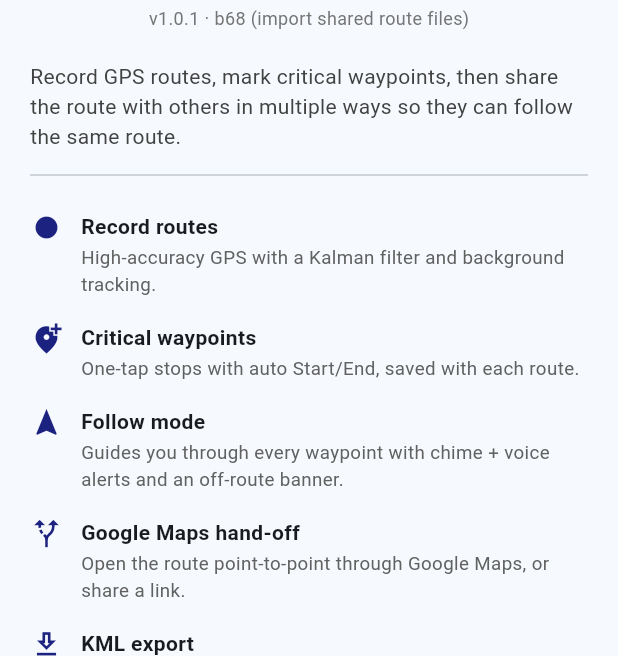
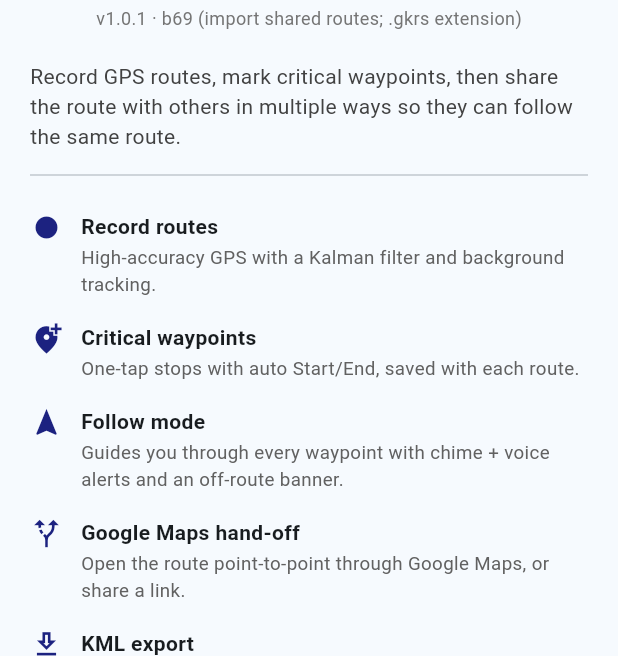
Before and after one commit to gopi-kramadhati/DhatiRouteShare, a Flutter app: the AboutScreen screen opened directly, on a phone screen of 412 x 824 dp, the part 317-973 px from its top. Run offline on Flutter 3.47's test engine with Material 3 defaults, Android fonts, the phone set to English and light mode, and no system bars; our stand-ins replace audioplayers, file_picker, flutter_tts, geolocator, google_maps_flutter, open_filex and 2 more; missing offline and left inert: flutter_foreground_task, flutter_overlay_window, receive_sharing_intent.

Commit message:
change route file extension from .routeshare to .gkrs

```diff
--- a/lib/main.dart
+++ b/lib/main.dart
@@ -20,7 +20,7 @@ import 'package:receive_sharing_intent/receive_sharing_intent.dart';
 
 /// Bump this on every change so we can tell at a glance (and in the debug log)
 /// exactly which build is running on the device.
-const String kAppVersion = 'v1.0.1 · b68 (import shared route files)';
+const String kAppVersion = 'v1.0.1 · b69 (import shared routes; .gkrs extension)';
 
 /// Clean, public-facing version shown on the splash and About screens.
 const String kVersionName = '1.0.0'; // keep in sync with pubspec `version:`
@@ -1853,7 +1853,7 @@ class _HomeScreenState extends State<HomeScreen> with WidgetsBindingObserver {
     if (routePoints.isEmpty) return;
     final dir = await getApplicationDocumentsDirectory();
     final ts = DateTime.now().toIso8601String().replaceAll(':', '-');
-    final file = File('${dir.path}/route_$ts.routeshare');
+    final file = File('${dir.path}/route_$ts.gkrs');
     await file.writeAsString(jsonEncode(_routeToJson(name: name)));
     // Clean up the auto-save file now that we have a proper save
     final autoSave = File('${dir.path}/route_autosave.json');
@@ -2000,10 +2000,10 @@ class _HomeScreenState extends State<HomeScreen> with WidgetsBindingObserver {
         .whereType<File>()
         .where((f) {
           final n = f.path.split('/').last;
-          // New routes use the .routeshare extension; .json is legacy data that
-          // is still read (to be discontinued later). Both hold JSON content.
+          // New routes use the .gkrs extension; .json is legacy data that is
+          // still read (to be discontinued later). Both hold JSON content.
           return n.startsWith('route_') &&
-              (n.endsWith('.routeshare') || n.endsWith('.json')) &&
+              (n.endsWith('.gkrs') || n.endsWith('.json')) &&
               n != 'route_autosave.json';
         })
         .toList();
@@ -2887,7 +2887,7 @@ class _HomeScreenState extends State<HomeScreen> with WidgetsBindingObserver {
   Future<void> importRouteFile() async {
     final result = await FilePicker.platform.pickFiles(
       type: FileType.custom,
-      allowedExtensions: ['json', 'routeshare'],
+      allowedExtensions: ['json', 'gkrs'],
     );
     if (result == null) return;
     final selectedPath = result.files.single.path;
@@ -2954,7 +2954,7 @@ class _HomeScreenState extends State<HomeScreen> with WidgetsBindingObserver {
 
     final dir = await getApplicationDocumentsDirectory();
     final ts = DateTime.now().toIso8601String().replaceAll(':', '-');
-    final importedName = 'route_imported_$ts.routeshare';
+    final importedName = 'route_imported_$ts.gkrs';
     await File('${dir.path}/$importedName').writeAsString(jsonString);
 
     await listSavedRoutes();
```
Also changed, not shown: 1 other file.
